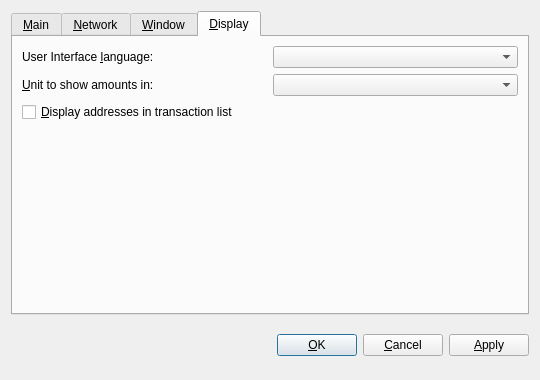
Old version of the form src/qt/forms/optionsdialog.ui in the repository cygnusxi/CurecoinSource.
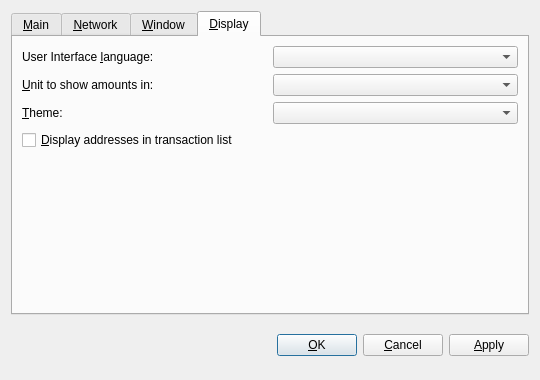
New version of the form. The open tabs and pages were chosen to show the change. Custom widgets are drawn as their Qt base class.

```diff
--- a/src/qt/forms/optionsdialog.ui
+++ b/src/qt/forms/optionsdialog.ui
@@ -334,6 +334,30 @@
         </layout>
        </item>
        <item>
+       <layout class="QHBoxLayout" name="horizontalLayout_3_Display">
+        <item>
+         <widget class="QLabel" name="themeLabel">
+          <property name="text">
+           <string>&amp;Theme:</string>
+          </property>
+          <property name="textFormat">
+           <enum>Qt::PlainText</enum>
+          </property>
+          <property name="buddy">
+           <cstring>theme</cstring>
+          </property>
+         </widget>
+        </item>
+        <item>
+         <widget class="QValueComboBox" name="theme">
+          <property name="toolTip">
+           <string>Choose the visual theme for the Curecoin interface.</string>
+          </property>
+         </widget>
+        </item>
+       </layout>
+      </item>
+      <item>
         <widget class="QCheckBox" name="displayAddresses">
          <property name="toolTip">
           <string>Whether to show curecoin addresses in the transaction list or not.</string>
```
